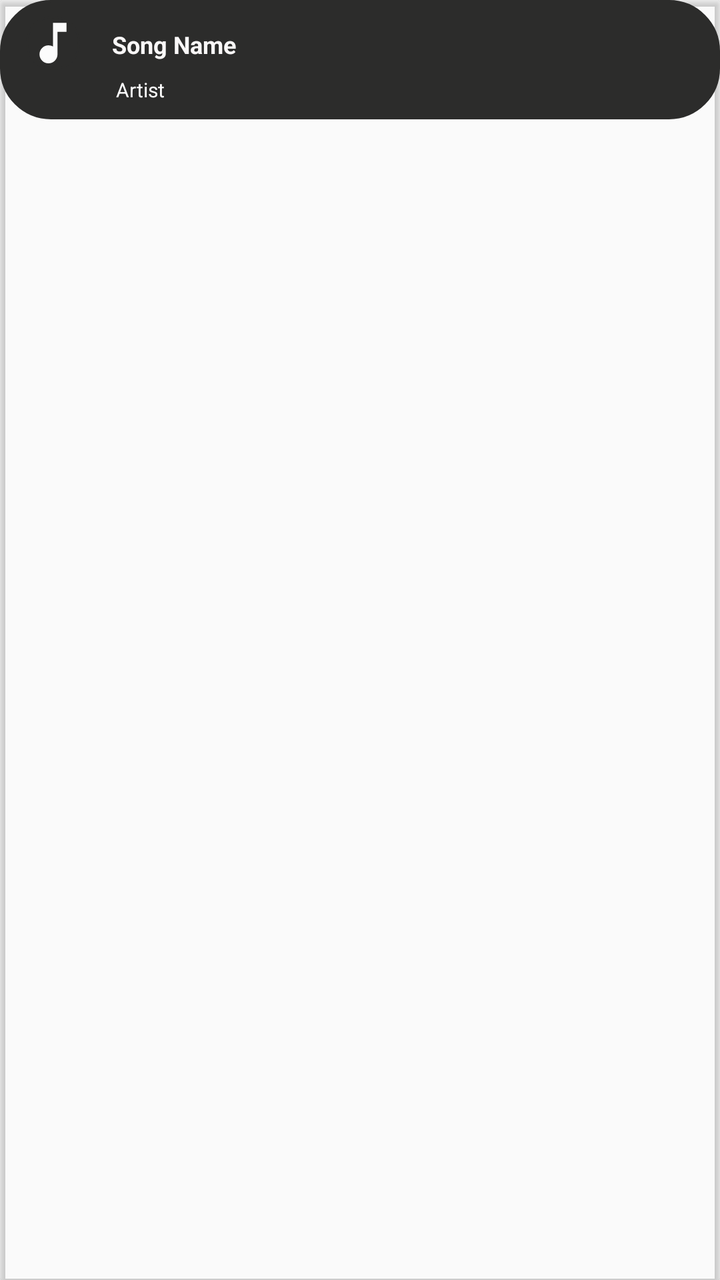
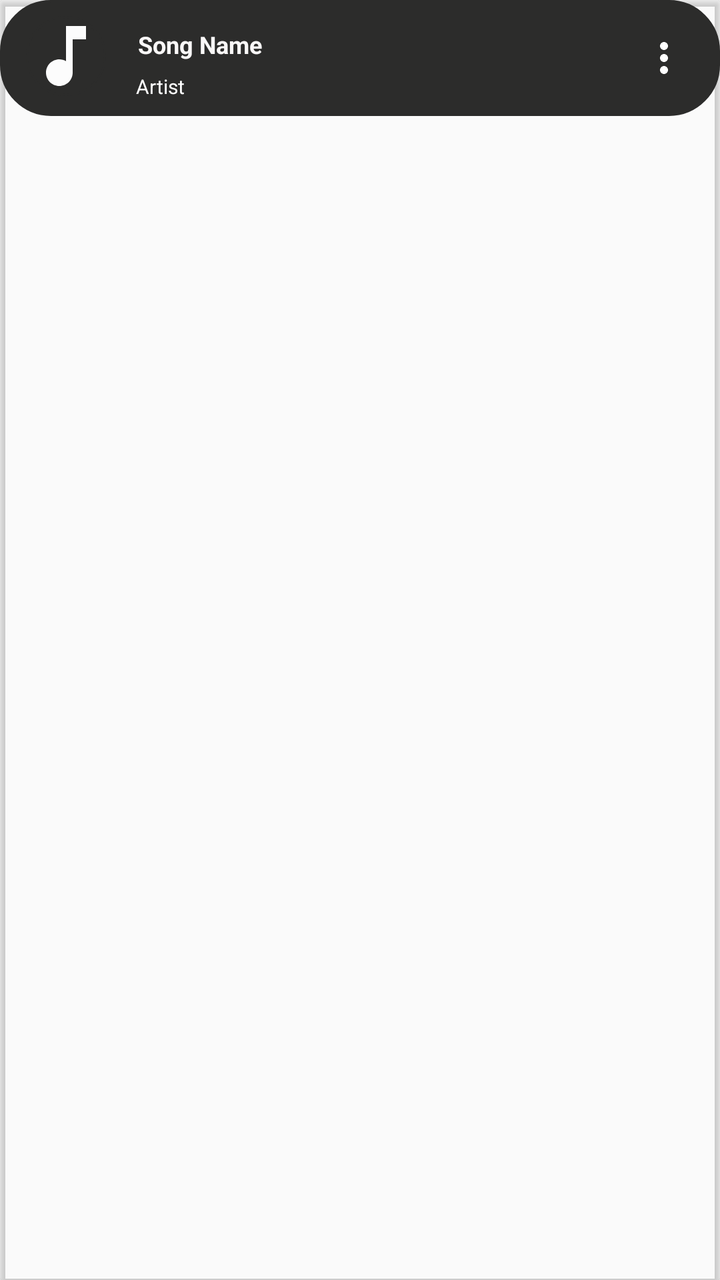

An Android layout rendered at two revisions. The XML below is the earlier revision; the diff shows what the commit changed to produce the second picture.
<!-- AndroidManifest.xml: application theme Theme.AppCompat.Light.NoActionBar -->
<!-- res/layout/list_items.xml -->
<?xml version="1.0" encoding="utf-8"?>
<androidx.cardview.widget.CardView xmlns:android="http://schemas.android.com/apk/res/android"
    android:layout_width="match_parent"
    android:layout_height="match_parent"
    xmlns:app="http://schemas.android.com/apk/res-auto"
    android:layout_marginEnd="8dp"
    android:layout_marginTop="8dp"
app:cardBackgroundColor="@android:color/transparent"
    android:layout_marginStart="8dp"
    android:elevation="25dp">

    <RelativeLayout
        android:layout_width="match_parent"
        android:layout_height="wrap_content"

        android:background="@drawable/list_dg"
        android:padding="8dp"

        >

        <ImageView
            android:id="@+id/songImg"
            android:layout_width="27dp"
            android:layout_height="27dp"
            android:layout_alignParentLeft="true"
            android:layout_alignParentTop="true"
            android:layout_marginStart="5dp"
            android:layout_marginEnd="5dp"
            android:background="@drawable/list_dg"
            android:src="@drawable/ic_music" />

        <TextView
            android:id="@+id/txtSong"
            android:layout_width="300dp"
            android:layout_height="30dp"

            android:layout_marginStart="5dp"
            android:layout_marginEnd="15dp"

            android:layout_toRightOf="@+id/songImg"
            android:ellipsize="marquee"
            android:marqueeRepeatLimit="marquee_forever"
            android:padding="6dp"
            android:scrollHorizontally="true"
            android:singleLine="true"
            android:text="Song Name"
            android:textColor="#FAF8F8"
            android:textSize="12dp"
            android:textStyle="bold" />

        <TextView
            android:id="@+id/txtartist"
            android:layout_width="wrap_content"
            android:layout_height="wrap_content"
            android:layout_below="@+id/txtSong"
            android:layout_marginLeft="50dp"
            android:text="Artist"
            android:textColor="@color/white"
            android:textSize="10dp" />



    </RelativeLayout>



</androidx.cardview.widget.CardView>
<!-- resources referenced by this layout -->
<resources>
  <color name="white">#FFFFFF</color>
  <!-- drawable ic_music (drawable) -->
  <vector android:height="24dp" android:tint="#FCFCFC"
      android:viewportHeight="24" android:viewportWidth="24"
      android:width="24dp" xmlns:android="http://schemas.android.com/apk/res/android">
      <path android:fillColor="@android:color/white" android:pathData="M12,3v10.55c-0.59,-0.34 -1.27,-0.55 -2,-0.55 -2.21,0 -4,1.79 -4,4s1.79,4 4,4 4,-1.79 4,-4V7h4V3h-6z"/>
  </vector>
  <!-- drawable list_dg (drawable) -->
  <?xml version="1.0" encoding="utf-8"?>
  <shape xmlns:android="http://schemas.android.com/apk/res/android"
  
      android:shape="rectangle"
  
      android:bottomRightRadius="25dp"
      >
      <gradient
  
          android:startColor="@color/white"
          android:endColor="#403E3E"
         android:angle="270"/>
  <corners
      android:topLeftRadius="25dp"
      android:topRightRadius="25dp"
      android:bottomLeftRadius="25dp"
      android:bottomRightRadius="25dp"
      />
  
      <solid android:color="#2C2C2B" />
      <stroke android:width="1dp"  android:color="#2C2C2B" />
  
  </shape>
</resources>

<!-- the commit's change to res/layout/list_items.xml (unified diff, before → after) -->
@@ -18,26 +18,45 @@ app:cardBackgroundColor="@android:color/transparent"
 
         >
 
-        <ImageView
-            android:id="@+id/songImg"
-            android:layout_width="27dp"
-            android:layout_height="27dp"
+        <androidx.cardview.widget.CardView
+            android:id="@+id/songImgCard"
+            android:layout_width="40dp"
+            android:layout_height="40dp"
             android:layout_alignParentLeft="true"
             android:layout_alignParentTop="true"
             android:layout_marginStart="5dp"
             android:layout_marginEnd="5dp"
-            android:background="@drawable/list_dg"
-            android:src="@drawable/ic_music" />
+            app:cardCornerRadius="8dp"
+            app:cardElevation="0dp"
+            app:cardBackgroundColor="@android:color/transparent">
+            
+            <ImageView
+                android:id="@+id/songImg"
+                android:layout_width="match_parent"
+                android:layout_height="match_parent"
+                android:scaleType="centerCrop"
+                android:background="@drawable/list_dg"
+                android:src="@drawable/ic_music" />
+        </androidx.cardview.widget.CardView>
+
+        <ImageView
+            android:id="@+id/btnMore"
+            android:layout_width="wrap_content"
+            android:layout_height="wrap_content"
+            android:layout_alignParentRight="true"
+            android:layout_centerVertical="true"
+            android:padding="8dp"
+            android:src="@drawable/ic_more"
+            app:tint="@color/white" />
 
         <TextView
             android:id="@+id/txtSong"
-            android:layout_width="300dp"
-            android:layout_height="30dp"
-
+            android:layout_width="match_parent"
+            android:layout_height="wrap_content"
             android:layout_marginStart="5dp"
-            android:layout_marginEnd="15dp"
-
-            android:layout_toRightOf="@+id/songImg"
+            android:layout_marginEnd="5dp"
+            android:layout_toLeftOf="@id/btnMore"
+            android:layout_toRightOf="@+id/songImgCard"
             android:ellipsize="marquee"
             android:marqueeRepeatLimit="marquee_forever"
             android:padding="6dp"
@@ -50,15 +69,18 @@ app:cardBackgroundColor="@android:color/transparent"
 
         <TextView
             android:id="@+id/txtartist"
-            android:layout_width="wrap_content"
+            android:layout_width="match_parent"
             android:layout_height="wrap_content"
             android:layout_below="@+id/txtSong"
-            android:layout_marginLeft="50dp"
+            android:layout_toRightOf="@+id/songImgCard"
+            android:layout_toLeftOf="@id/btnMore"
+            android:layout_marginStart="10dp"
+            android:layout_marginEnd="5dp"
+            android:ellipsize="end"
+            android:singleLine="true"
             android:text="Artist"
             android:textColor="@color/white"
             android:textSize="10dp" />
-
-
 
     </RelativeLayout>
 
<!-- resource entries referenced after the edit -->
@@ -1,6 +1,12 @@
 <!-- resources referenced by this layout -->
 <resources>
   <color name="white">#FFFFFF</color>
+  <!-- drawable ic_more (drawable) -->
+  <vector android:height="24dp" android:tint="#FFFFFF"
+      android:viewportHeight="24" android:viewportWidth="24"
+      android:width="24dp" xmlns:android="http://schemas.android.com/apk/res/android">
+      <path android:fillColor="@android:color/white" android:pathData="M12,8c1.1,0 2,-0.9 2,-2s-0.9,-2 -2,-2 -2,0.9 -2,2 0.9,2 2,2zM12,10c-1.1,0 -2,0.9 -2,2s0.9,2 2,2 2,-0.9 2,-2 -0.9,-2 -2,-2zM12,16c-1.1,0 -2,0.9 -2,2s0.9,2 2,2 2,-0.9 2,-2 -0.9,-2 -2,-2z"/>
+  </vector>
   <!-- drawable ic_music (drawable) -->
   <vector android:height="24dp" android:tint="#FCFCFC"
       android:viewportHeight="24" android:viewportWidth="24"
